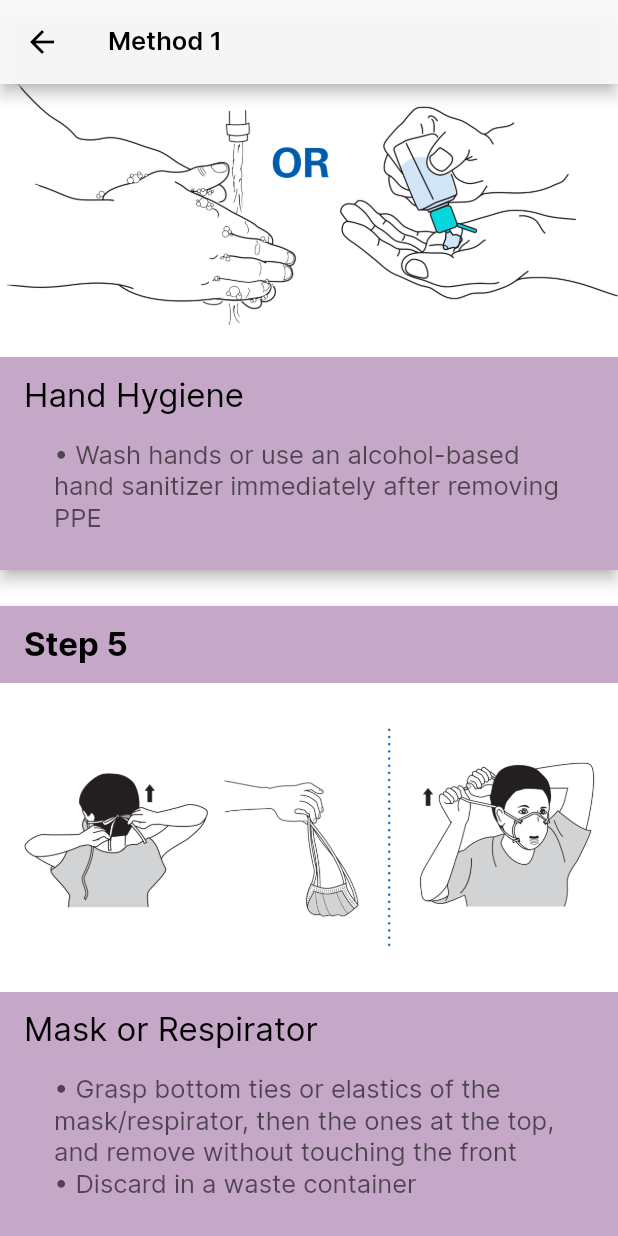
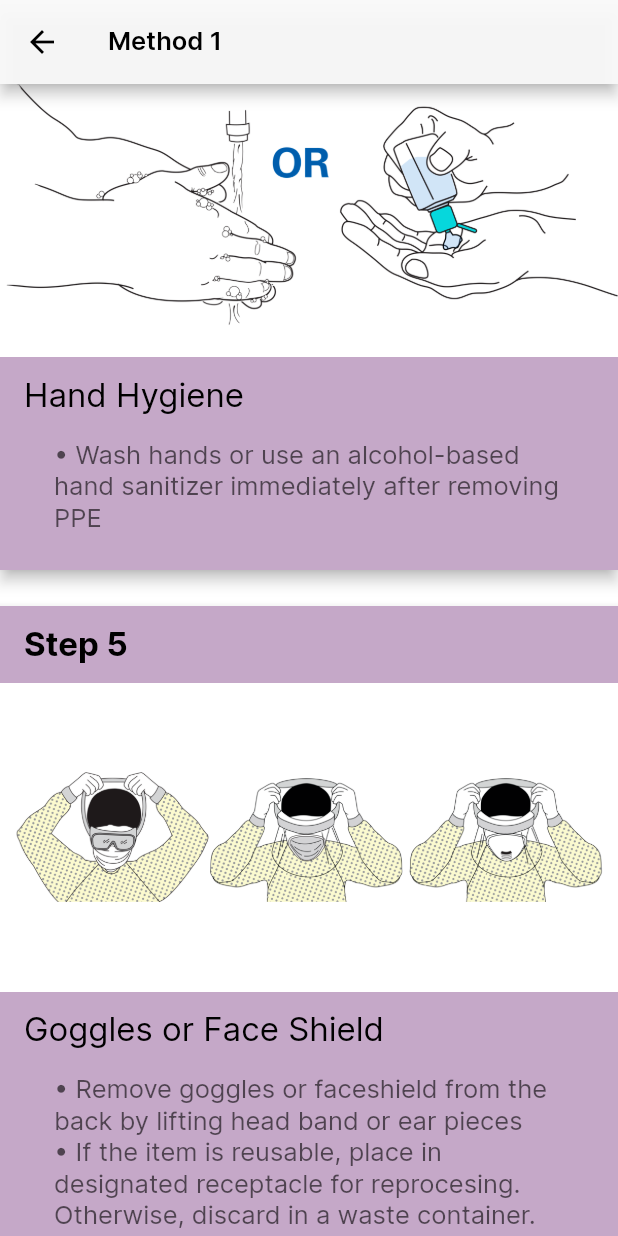
Before and after one commit to Western-Health-Covid19-Collaboration/wh_covid19_app, a Flutter app: the PPEOffGuidance1 screen opened by its route, scrolled down 1728 dp, on a phone screen of 412 x 824 dp. Run offline on Flutter 3.47's test engine with Material 2 defaults, Android fonts, the phone set to English and light mode, and no system bars; our stand-ins replace chewie, flutter_svg, flutter_widget_from_html, package_info, shared_preferences, video_player; missing offline and left inert: matrix_gesture_detector; accounts and stored records are empty; project files that could hold a hidden picture were left out.

Commit message:
added missing steps

```diff
--- a/lib/hard_data.dart
+++ b/lib/hard_data.dart
@@ -191,6 +191,14 @@ const List<PPEStepInfo> ppeOffMethod1Steps = [
   ]),
   handHygieneStep,
   PPEStepInfo(
+      image: 'assets/images/steps/off_goggles.png',
+      text: 'Goggles or Face Shield',
+      notes: [
+        'Remove goggles or faceshield from the back by lifting head band or ear pieces',
+        'If the item is reusable, place in designated receptacle for reprocesing. Otherwise, discard in a waste container.'
+      ]),
+  handHygieneStep,
+  PPEStepInfo(
       image: 'assets/images/steps/off_mask.png',
       text: 'Mask or Respirator',
       notes: [
```
